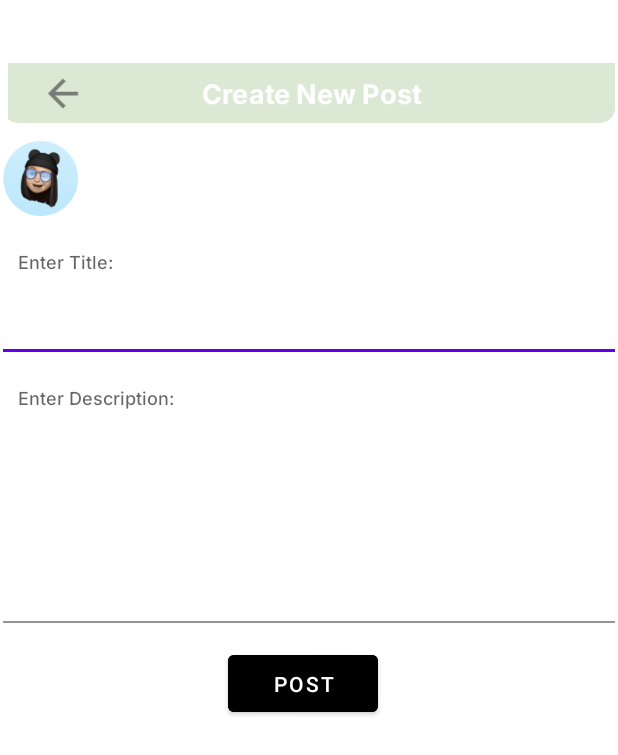
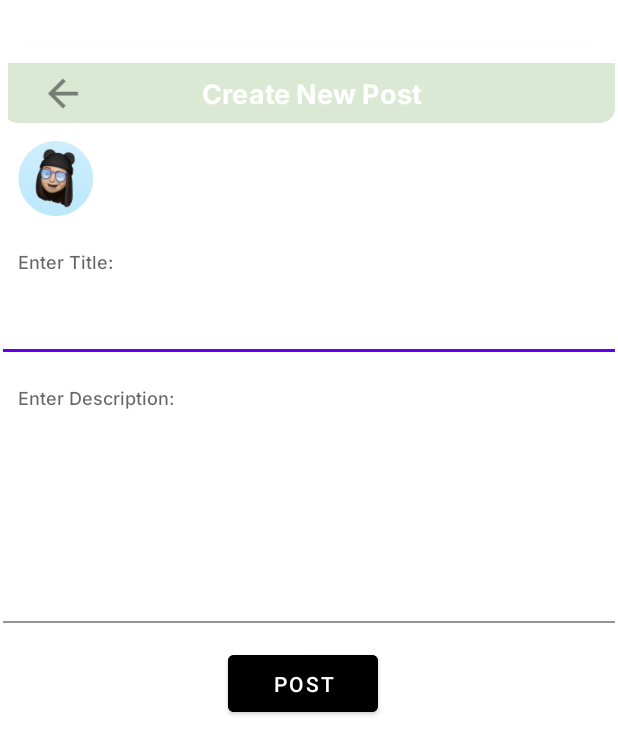
Before and after one commit to tiffanycheung/WasteWiseApp, an Android app: the AddPostActivity screen opened directly, with no data from a screen before it, on a phone screen of 412 x 824 dp. Shown: the top 755 px of the screen. Run offline under Robolectric (Android 15) with nearby library versions, the phone set to English and light mode, and no system bars; our stand-ins replace Firebase (no records; nobody signed in at launch, a user with empty details on screens opened directly); 2 statements that could not run were skipped.

```diff
--- a/app/src/main/res/layout/activity_add_post.xml
+++ b/app/src/main/res/layout/activity_add_post.xml
@@ -60,7 +60,8 @@
                 android:scaleType="centerCrop"
                 android:src="@drawable/profile_pic"
                 android:layout_width="50dp"
-                android:layout_height="50dp" />
+                android:layout_height="50dp"
+                android:layout_marginStart="10dp"/>
 
             <TextView
                 android:id="@+id/nameTxt"
```
